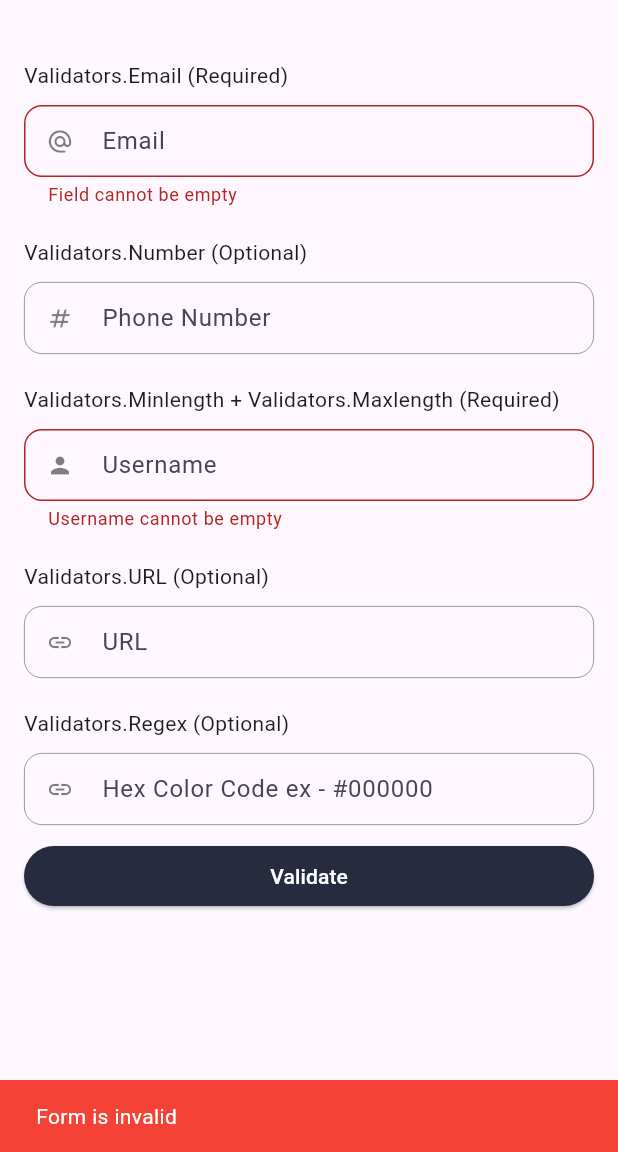
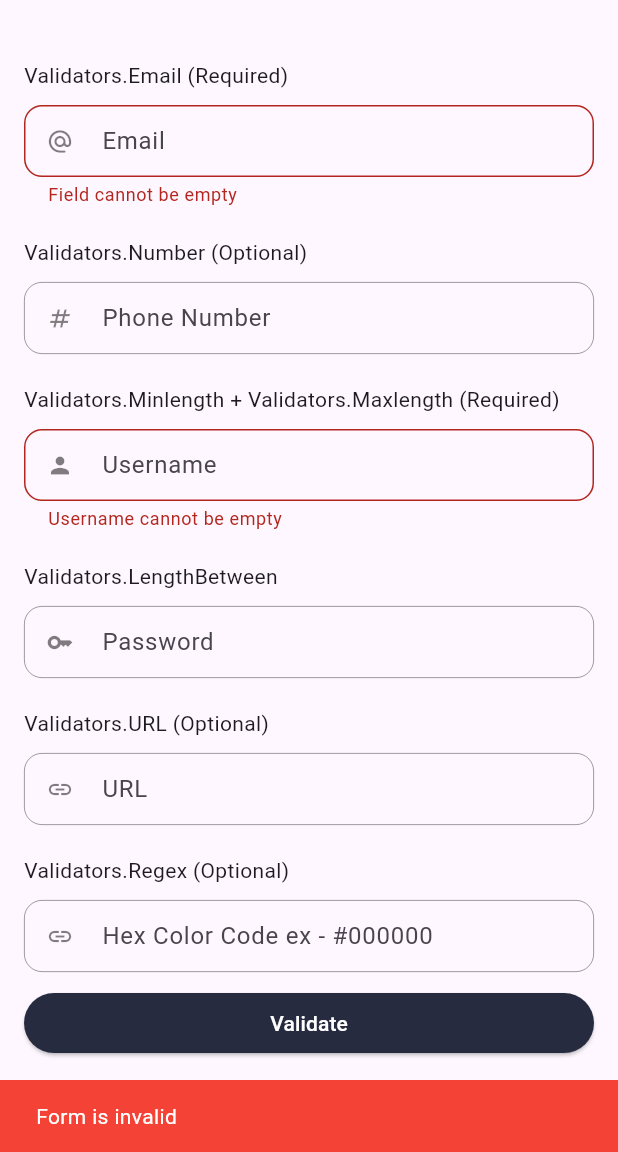
Before and after one commit to siddastic/master_validator, a Flutter app: the screen it shows after launch, after a tap on "Validate", on a phone screen of 412 x 824 dp, the part 84-1236 px from its top. Run offline on Flutter 3.47's test engine with Material 2 defaults, Android fonts, the light colour scheme and no system bars.

Commit message:
new validator - length between

````diff
--- a/example/lib/main.dart
+++ b/example/lib/main.dart
@@ -127,6 +127,14 @@ class _FormValidationExampleState extends State<FormValidationExample> {
                   hintText: "Username",
                 ),
                 const Space(20),
+                const Text("Validators.LengthBetween"),
+                Space.def,
+                Input(
+                  validator: Validators.LengthBetween(3, 10),
+                  prefixIcon: Icons.key,
+                  hintText: "Password",
+                ),
+                const Space(20),
                 const Text("Validators.URL (Optional)"),
                 Space.def,
                 Input(
--- a/lib/master_validator.dart
+++ b/lib/master_validator.dart
@@ -159,6 +159,56 @@ class Validators {
     };
   }
 
+  /// Returns a validator that checks if a string's length lies between the values provided
+  ///
+  /// ### Arguments :
+  /// - `min` : The minimum length of the string.
+  /// - `max` : The maximum length of the string.
+  /// - `errorMessage` : The error message to return if the string is not at least a certain length.
+  /// - `next` : A validator to run after this validator.
+  ///
+  /// ### Usage :
+  ///
+  /// ```dart
+  /// TextFormField(
+  /// validator: Validators.LengthBetween(3,11),
+  /// ),
+  /// ```
+  static String? Function(String? value)? LengthBetween(
+    int min,
+    int max, {
+    String errorMessage =
+        'Field Should be atleast *min_len* and at most *max_len* characters long',
+    String? Function(String value)? next,
+  }) {
+    assert(min <= max, 'min cannot be greater than max');
+    if (errorMessage.contains('*min_len*')) {
+      errorMessage = errorMessage.replaceAll('*min_len*', min.toString());
+    }
+    if (errorMessage.contains('*max_len*')) {
+      errorMessage = errorMessage.replaceAll('*max_len*', max.toString());
+    }
+    return (value) {
+      if (value == null || value.trim().isEmpty) {
+        return null;
+      }
+
+      if (value.length < min) {
+        return errorMessage;
+      }
+
+      if (value.length > max) {
+        return errorMessage;
+      }
+
+      if (next != null) {
+        return next(value);
+      }
+
+      return null;
+    };
+  }
+
   /// Returns a validator that checks if a string is at least a certain length.
   ///
   /// ### Arguments :
````
Also changed, not shown: 1 other file.
